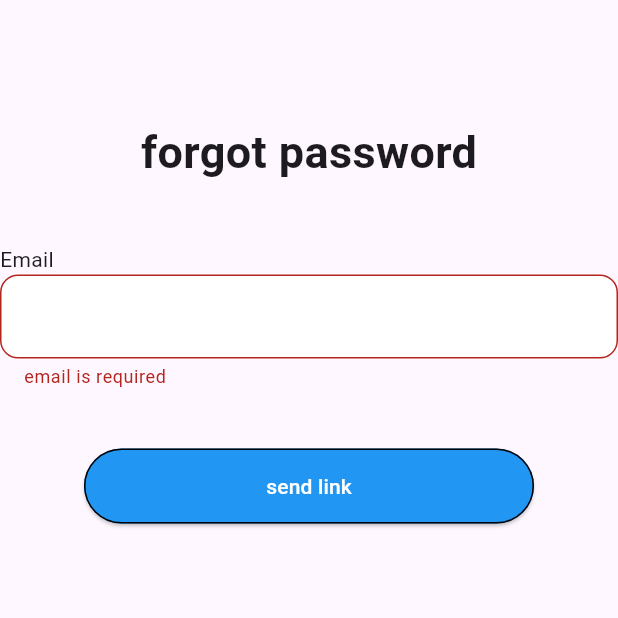
After one commit to ereikajohnson/registration_app_flutter, a Flutter app: the Forgot screen opened directly, after a tap on "send link", on a phone screen of 412 x 824 dp, the top half of it. The commit adds this screen. Run offline on Flutter 3.47's test engine with Material 3 defaults, Android fonts, the phone set to English and light mode, and no system bars; our stand-ins replace firebase_auth, firebase_core; accounts and stored records are empty.

Commit message:
firebase functions completed

```diff
--- /dev/null
+++ b/lib/forgot.dart
@@ -0,0 +1,77 @@
+import 'package:flutter/material.dart';
+import 'package:registration_app_flutter/services.dart';
+
+class Forgot extends StatefulWidget {
+  const Forgot({super.key});
+
+  @override
+  State<Forgot> createState() => _ForgotState();
+}
+
+class _ForgotState extends State<Forgot> {
+  TextEditingController emailcontroller = TextEditingController();
+  final formkey = GlobalKey<FormState>();
+  @override
+  Widget build(BuildContext context) {
+    return Scaffold(
+      body: Form(key: formkey,
+        child: Center(
+          child: Column(
+            children: [
+              SizedBox(height: 80),
+              Text(
+                "forgot password",
+                style: TextStyle(fontSize: 30, fontWeight: FontWeight.bold),
+              ),
+              SizedBox(height: 40),
+
+              Align(alignment: Alignment.topLeft, child: Text("Email")),
+              TextFormField(
+                controller: emailcontroller,
+                validator: (value) {
+                  if (value == null || value.isEmpty) {
+                    return "email is required ";
+                  }
+                  if (!value.contains("@")) {
+                    return "@ is required";
+                  }
+                  return null;
+                },
+
+                keyboardType: TextInputType.emailAddress,
+                decoration: InputDecoration(
+                  fillColor: Colors.white,
+                  filled: true,
+                  border: OutlineInputBorder(
+                    borderRadius: BorderRadius.circular(12),
+                  ),
+                ),
+              ),
+              SizedBox(height: 40),
+              SizedBox(
+                height: 50,
+                width: 300,
+                child: ElevatedButton(
+                  style: ElevatedButton.styleFrom(
+                    backgroundColor: Colors.blue,
+                    foregroundColor: Colors.white,
+                    side: BorderSide(color: Colors.black),
+                  ),
+                  onPressed: () {
+                    if (formkey.currentState!.validate()) {
+                      forgotpass(
+                        email: emailcontroller.text.trim(),
+                        context: context,
+                      );
+                    }
+                  },
+                  child: Text("send link"),
+                ),
+              ),
+            ],
+          ),
+        ),
+      ),
+    );
+  }
+}
--- a/lib/registration.dart
+++ b/lib/registration.dart
@@ -30,12 +30,12 @@ class Welcome extends StatelessWidget {
                     MaterialPageRoute(builder: (context) => Signuppage()),
                   );
                 },
-                child: Text("Sign up"),
                 style: ElevatedButton.styleFrom(
                   backgroundColor: Colors.white,
                   foregroundColor: Colors.black,
                   side: BorderSide(color: Colors.black),
                 ),
+                child: Text("Sign up"),
               ),
             ),
             SizedBox(height: 30),
--- /dev/null
+++ b/lib/services.dart
@@ -0,0 +1,60 @@
+import 'package:firebase_auth/firebase_auth.dart';
+import 'package:flutter/material.dart';
+
+Future<void> signupp({
+  required String username,
+  required String email,
+  required String Password,
+  required String Confirm,
+  required BuildContext context,
+}) async {
+  try {
+    await FirebaseAuth.instance.createUserWithEmailAndPassword(
+      email: email,
+      password: Password,
+    );
+    ScaffoldMessenger.of(
+      context,
+    ).showSnackBar(SnackBar(content: Text("user created succesfully")));
+  } catch (e) {
+    ScaffoldMessenger.of(
+      context,
+    ).showSnackBar(SnackBar(content: Text(e.toString())));
+  }
+}
+
+Future<void> loginn({
+  required String email,
+  required String password,
+  required BuildContext context,
+}) async {
+  try {
+    await FirebaseAuth.instance.signInWithEmailAndPassword(
+      email: email,
+      password: password,
+    );
+    ScaffoldMessenger.of(
+      context,
+    ).showSnackBar(SnackBar(content: Text("login succesfull")));
+  } catch (e) {
+    ScaffoldMessenger.of(
+      context,
+    ).showSnackBar(SnackBar(content: Text(e.toString())));
+  }
+}
+
+Future<void> forgotpass({
+  required String email,
+  required BuildContext context,
+}) async {
+  try {
+    await FirebaseAuth.instance.sendPasswordResetEmail(email: email);
+    ScaffoldMessenger.of(
+      context,
+    ).showSnackBar(SnackBar(content: Text("password reset link send")));
+  } catch (e) {
+    ScaffoldMessenger.of(
+      context,
+    ).showSnackBar(SnackBar(content: Text(e.toString())));
+  }
+}
--- a/pubspec.yaml
+++ b/pubspec.yaml
@@ -34,6 +34,8 @@ dependencies:
   # The following adds the Cupertino Icons font to your application.
   # Use with the CupertinoIcons class for iOS style icons.
   cupertino_icons: ^1.0.8
+  firebase_core: ^3.15.2
+  firebase_auth: ^5.7.0
 
 dev_dependencies:
   flutter_test:
```
Also changed, not shown: lib/login.dart (+65 -17 lines), lib/main.dart (+5 -2 lines), lib/signup.dart (+38 -16 lines), pubspec.lock, 4 other files.
